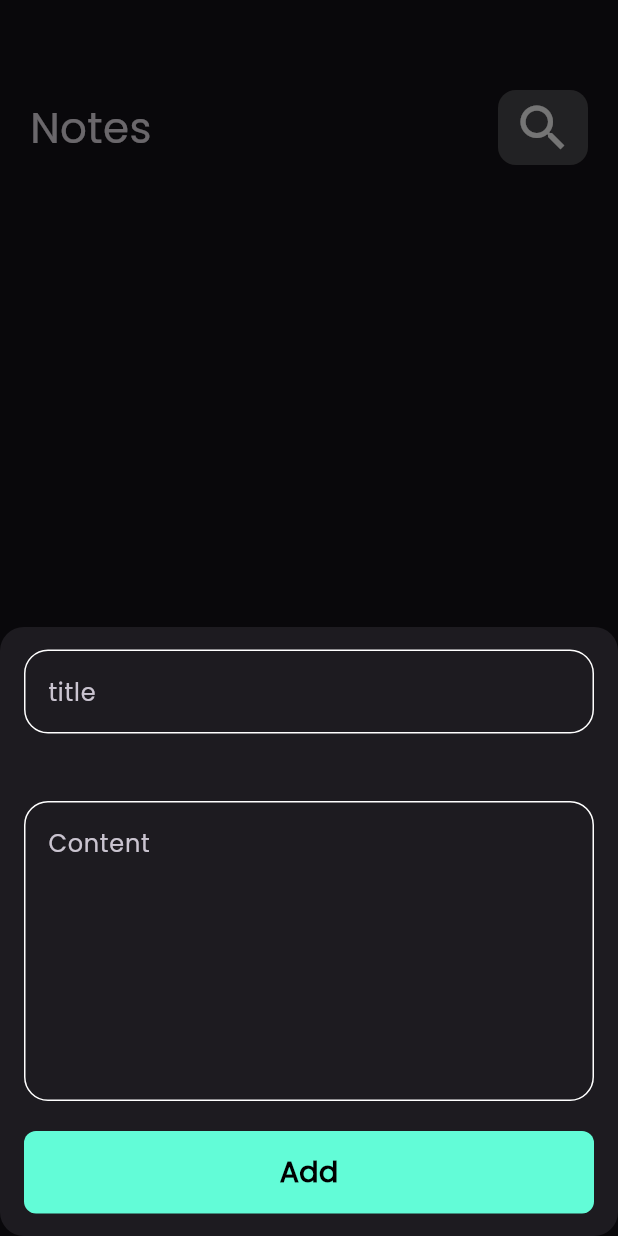
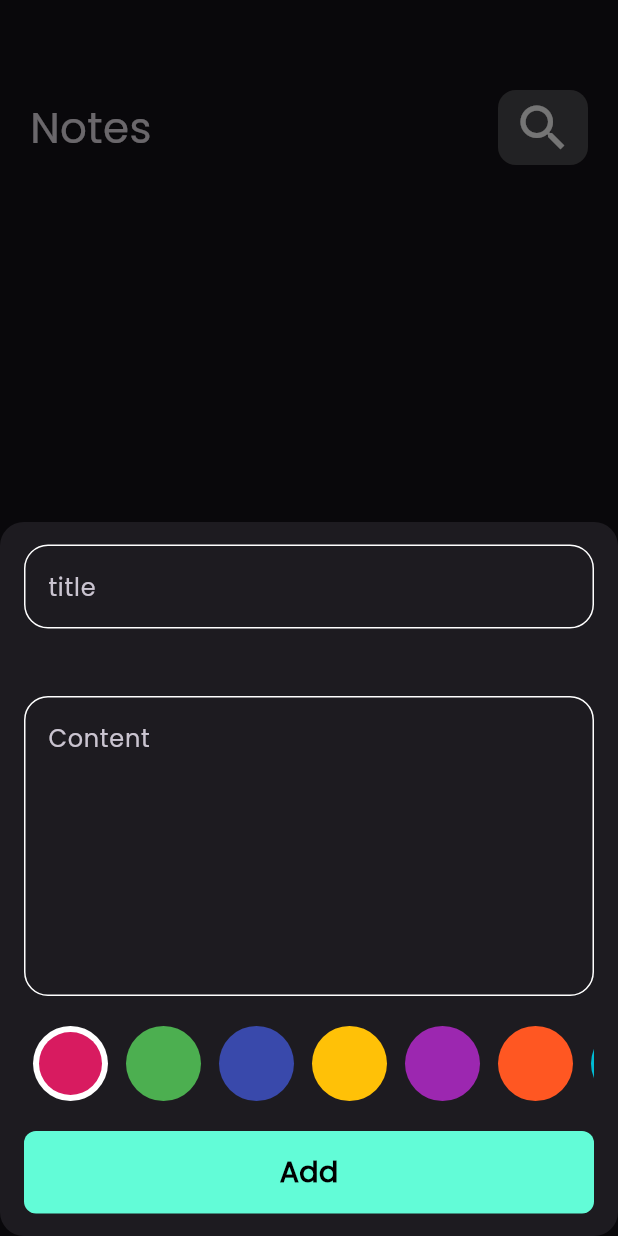
Before and after one commit to JosephMarzouk/notes-app, a Flutter app: the screen it shows after launch, after a tap on the "add" icon, on a phone screen of 412 x 824 dp. Run offline on Flutter 3.47's test engine with Material 3 defaults, Android fonts, the phone set to English and light mode, and no system bars; our stand-ins replace bloc, flutter_bloc, hive, hive_flutter; accounts and stored records are empty.

Commit message:
add colors list view

```diff
--- a/lib/models/note_model.dart
+++ b/lib/models/note_model.dart
@@ -6,17 +6,17 @@ part 'note_model.g.dart';
 class NoteModel extends HiveObject {
 
   @HiveField(0)
-  final String title;
+   String title;
   @HiveField(1)
-  final String subtitle;
+   String content;
   @HiveField(2)
   final String date;
   @HiveField(3)
-  final int color;
+   int color;
 
   NoteModel(
       {required this.title,
-      required this.subtitle,
+      required this.content,
       required this.date,
       required this.color});
 }
--- /dev/null
+++ b/lib/widgets/ColorsListView.dart
@@ -0,0 +1,70 @@
+import 'package:flutter/material.dart';
+
+class CustomItem extends StatelessWidget {
+  const CustomItem({super.key, required this.isSelected, required this.color});
+
+  final bool isSelected;
+  final Color color;
+  @override
+  Widget build(BuildContext context) {
+    return isSelected
+        ?  CircleAvatar(
+            radius: 25,
+            backgroundColor: Colors.white,
+            child: CircleAvatar(
+              radius: 21,
+              backgroundColor:color,
+            ),
+          )
+        :  CircleAvatar(
+            radius: 25,
+            backgroundColor: color,
+          );
+  }
+}
+
+class ColorsListView extends StatefulWidget {
+  const ColorsListView({
+    super.key,
+  });
+
+  @override
+  State<ColorsListView> createState() => _ColorsListViewState();
+}
+
+class _ColorsListViewState extends State<ColorsListView> {
+  int currentIndex = 0;
+  List<Color> colors = const [
+  Color(0xFFD81B60), // Raspberry Pink
+  Color(0xFF4CAF50), // Enchanted Emerald
+  Color(0xFF3949AB), // Mystical Midnight Blue
+  Color(0xFFFFC107), // Sunshine Yellow
+  Color(0xFF9C27B0), // Velvet Violet
+  Color(0xFFFF5722), // Mango Tango Orange
+  Color(0xFF00BCD4), // Tranquil Turquoise
+];
+
+  @override
+  Widget build(BuildContext context) {
+    return SizedBox(
+      height: 50,
+      child: ListView.builder(
+          scrollDirection: Axis.horizontal,
+          itemCount: colors.length,
+          itemBuilder: ((context, index) {
+            return Padding(
+              padding: const EdgeInsets.symmetric(horizontal: 6),
+              child: GestureDetector(
+                  onTap: () {
+                    currentIndex = index;
+                    setState(() {});
+                  },
+                  child: CustomItem(
+                    color: colors[index],
+                    isSelected: currentIndex == index,
+                  )),
+            );
+          })),
+    );
+  }
+}
--- a/lib/widgets/addnoteform.dart
+++ b/lib/widgets/addnoteform.dart
@@ -1,4 +1,5 @@
 import 'package:flutter/material.dart';
+import 'package:notes_app/widgets/ColorsListView.dart';
 import 'package:notes_app/widgets/customButton.dart';
 import 'package:notes_app/widgets/custom_text_field.dart';
 import 'package:flutter_bloc/flutter_bloc.dart';
@@ -51,7 +52,8 @@ class _addNoteFromStateState extends State<addNoteFrom> {
                 content = value;
               },
             ),
-            //Spacer(flex: 5,),
+           const SizedBox(height: 20,),
+           const ColorsListView(),
             const SizedBox(
               height: 20,
             ),
@@ -63,11 +65,11 @@ class _addNoteFromStateState extends State<addNoteFrom> {
                   onTap: () {
                     if (formKey.currentState!.validate()) {
                       formKey.currentState!.save();
-                       var currentDate= DateTime.now();
+                      var currentDate= DateTime.now();
                       var formatedCurrentDate= DateFormat('dd/mm/yyyy').format(currentDate);
                       var noteModel = NoteModel(
                           title: title!,
-                          subtitle: content!,
+                          content: content!,
                           date: formatedCurrentDate.toString(),
                           color: Colors.blue.value);
                       BlocProvider.of<AddNoteCubit>(context).addNote(noteModel);
--- /dev/null
+++ b/lib/widgets/customAppBar.dart
@@ -0,0 +1,29 @@
+import 'package:flutter/material.dart';
+
+class CustomAppBar extends StatelessWidget {
+  const CustomAppBar({super.key, required this.title, required this.icon1, this.onPressed});
+ final String title;
+ final IconData icon1;
+ final void Function()? onPressed;
+  @override
+  Widget build(BuildContext context) {
+    return  Row(
+      mainAxisAlignment: MainAxisAlignment.spaceBetween,
+      children: [
+         Text(
+          title,
+          style: const TextStyle(
+            fontSize: 28,
+          ),
+        ),
+        Container(
+          height: 50,
+          width: 60,
+         decoration: BoxDecoration(color: Colors.grey.withOpacity(0.4),borderRadius: BorderRadius.circular(12)),
+          child: GestureDetector(
+            onTap:onPressed ,
+            child: Icon(icon1,size: 40,)),)
+      ],
+    );
+  }
+}
--- a/lib/widgets/custom_text_field.dart
+++ b/lib/widgets/custom_text_field.dart
@@ -3,13 +3,15 @@ import 'package:notes_app/constants.dart';
 
 class CustomTextField extends StatelessWidget {
   const CustomTextField(
-      {super.key, required this.hint, this.maxlines = 1, this.onSaved});
+      {super.key, required this.hint, this.maxlines = 1, this.onSaved, this.onChanged});
   final String hint;
   final int maxlines;
   final void Function(String?)? onSaved;
+  final void Function(String)? onChanged;
   @override
   Widget build(BuildContext context) {
     return TextFormField(
+      onChanged:onChanged ,
       onSaved: onSaved,
       validator: (value) {
         if (value?.isEmpty ?? true) {
--- a/lib/widgets/notes_view_body.dart
+++ b/lib/widgets/notes_view_body.dart
@@ -1,6 +1,7 @@
 import 'package:flutter/material.dart';
 import 'package:flutter_bloc/flutter_bloc.dart';
 import 'package:notes_app/cubits/notes_cubit/cubit/notes_cubit_cubit.dart';
+import 'package:notes_app/widgets/customAppBar.dart';
 import 'package:notes_app/widgets/customListView.dart';
 
 
@@ -20,28 +21,13 @@ class _NotesViewBodyState extends State<NotesViewBody> {
   }
   @override
   Widget build(BuildContext context) {
-    return    Padding(
+    return const Padding(
       padding:  EdgeInsets.only(left: 20,right: 20,top:60),
       child: Column(
 
         children:  [
          // SizedBox(height: 50,),
-          Row(
-      mainAxisAlignment: MainAxisAlignment.spaceBetween,
-      children: [
-        const Text(
-          'Notes',
-          style:  TextStyle(
-            fontSize: 28,
-          ),
-        ),
-        Container(
-          height: 50,
-          width: 60,
-         decoration: BoxDecoration(color: Colors.grey.withOpacity(0.4),borderRadius: BorderRadius.circular(12)),
-          child:const Icon(Icons.search,size: 40,),)
-      ],
-    ),
+         CustomAppBar(title: 'Notes', icon1: Icons.search),
 
           Expanded(child: NotesListView()),
         ],
```
Also changed, not shown: lib/view/addnotebottomsheet.dart (+3 -7 lines), lib/view/edit_note.dart (+52 -27 lines), lib/widgets/customNoteItem.dart (+6 -3 lines), lib/models/note_model.g.dart.
